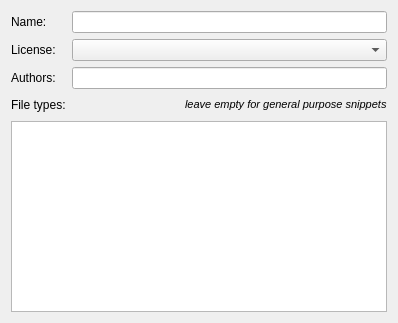
The window that plugins/snippet/editrepository.ui (KDE/kdevelop) describes before a commit, drawn with Qt 5.
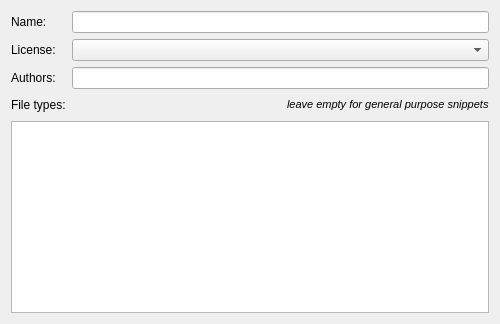
The same window after the commit. Custom widgets are drawn as their Qt base class.

Commit message: make edit dialogs have at least a width of 500

```diff
--- a/plugins/snippet/editrepository.ui
+++ b/plugins/snippet/editrepository.ui
@@ -2,13 +2,11 @@
 <ui version="4.0">
  <class>EditRepositoryBase</class>
  <widget class="QWidget" name="EditRepositoryBase">
-  <property name="geometry">
-   <rect>
-    <x>0</x>
-    <y>0</y>
-    <width>398</width>
-    <height>323</height>
-   </rect>
+  <property name="minimumSize">
+   <size>
+    <width>500</width>
+    <height>0</height>
+   </size>
   </property>
   <layout class="QFormLayout" name="formLayout">
    <item row="0" column="0">
```
The commit also changes 1 other file.
